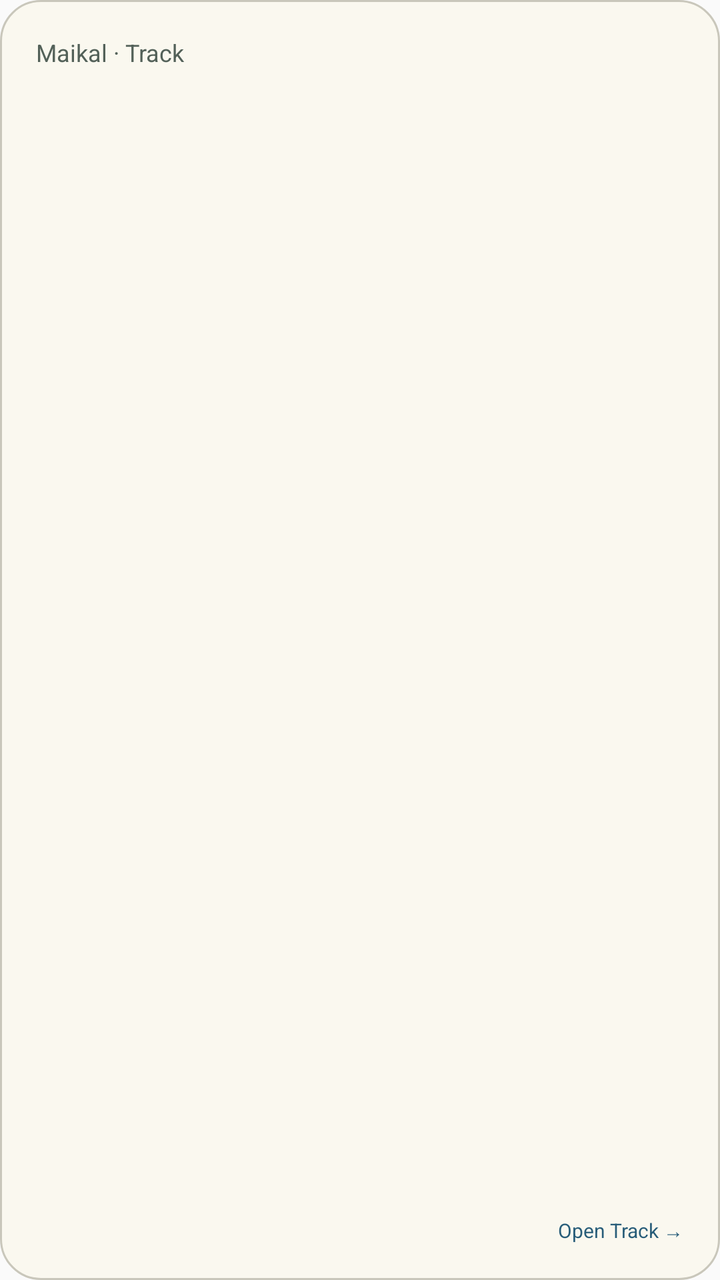
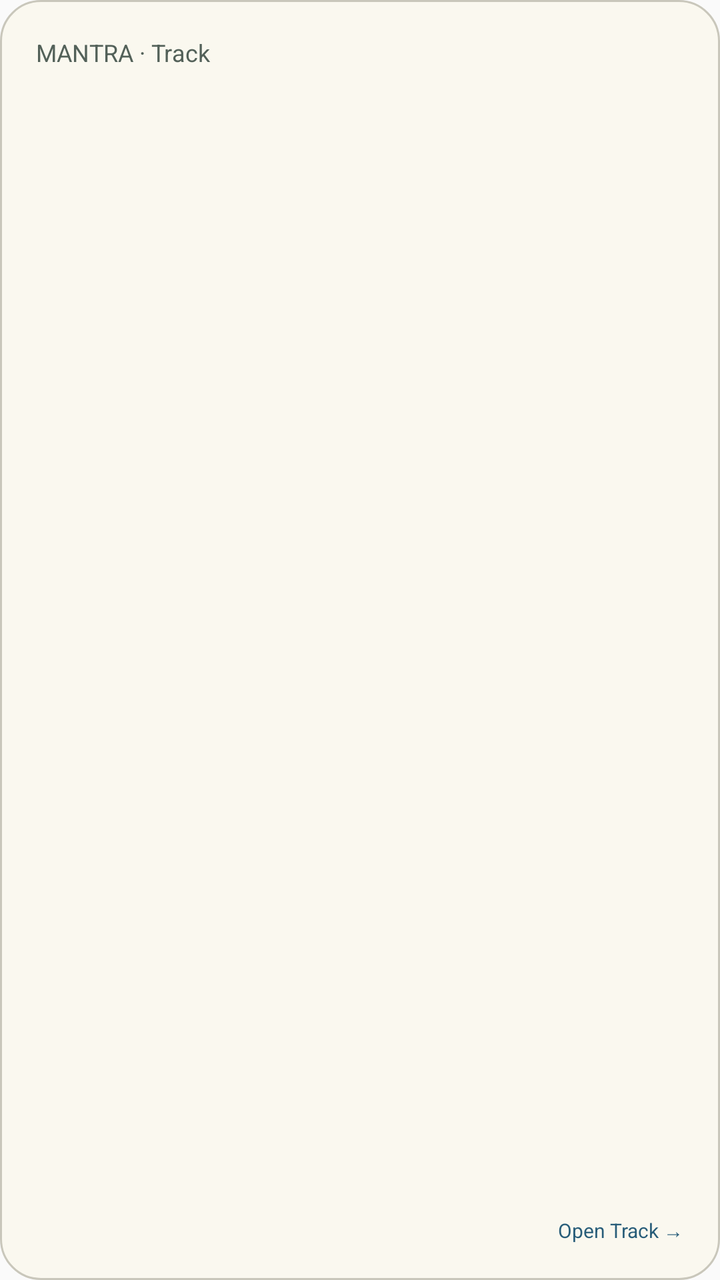

Before-and-after screenshots of an Android layout around one commit, followed by the original layout XML and the change that was made.
<!-- AndroidManifest.xml: application theme AppTheme -->
<!-- res/layout/widget_track.xml -->
<LinearLayout xmlns:android="http://schemas.android.com/apk/res/android" android:id="@+id/widget_track_card" android:layout_width="match_parent" android:layout_height="match_parent" android:orientation="vertical" android:background="@drawable/widget_paper" android:padding="18dp">
    <TextView android:layout_width="match_parent" android:layout_height="wrap_content" android:text="Maikal · Track" android:textColor="#536159" android:textSize="12sp" />
    <TextView android:id="@+id/widget_track_total" android:layout_width="match_parent" android:layout_height="wrap_content" android:layout_marginTop="7dp" android:textSize="32sp" android:textColor="#285D79" android:fontFamily="serif" android:maxLines="2" android:ellipsize="end" />
    <TextView android:id="@+id/widget_track_subtitle" android:layout_width="match_parent" android:layout_height="wrap_content" android:textSize="11sp" android:textColor="#72756E" />
    <TextView android:id="@+id/widget_track_apps" android:layout_width="match_parent" android:layout_height="0dp" android:layout_weight="1" android:layout_marginTop="10dp" android:textSize="12sp" android:textColor="#253439" android:lineSpacingExtra="7dp" android:maxLines="3" android:ellipsize="end" />
    <LinearLayout android:layout_width="match_parent" android:layout_height="wrap_content" android:orientation="horizontal" android:layout_marginTop="8dp">
        <TextView android:id="@+id/widget_track_updated" android:layout_width="0dp" android:layout_weight="1" android:layout_height="wrap_content" android:textColor="#72756E" android:textSize="10sp" />
        <TextView android:layout_width="wrap_content" android:layout_height="wrap_content" android:text="Open Track →" android:textColor="#285D79" android:textSize="10sp" />
    </LinearLayout>
</LinearLayout>
<!-- resources referenced by this layout -->
<resources>
  <!-- drawable widget_paper (drawable) -->
  <shape xmlns:android="http://schemas.android.com/apk/res/android">
      <solid android:color="#FAF8EF" />
      <corners android:radius="20dp" />
      <stroke android:width="1dp" android:color="#C9C7BB" />
  </shape>
  <style name="AppTheme" parent="Theme.AppCompat.Light.DarkActionBar">
          
          <item name="colorPrimary">@color/colorPrimary</item>
          <item name="colorPrimaryDark">@color/colorPrimaryDark</item>
          <item name="colorAccent">@color/colorAccent</item>
      </style>
</resources>

<!-- the commit's change to res/layout/widget_track.xml (unified diff, before → after) -->
@@ -1,10 +1,10 @@
 <LinearLayout xmlns:android="http://schemas.android.com/apk/res/android" android:id="@+id/widget_track_card" android:layout_width="match_parent" android:layout_height="match_parent" android:orientation="vertical" android:background="@drawable/widget_paper" android:padding="18dp">
-    <TextView android:layout_width="match_parent" android:layout_height="wrap_content" android:text="Maikal · Track" android:textColor="#536159" android:textSize="12sp" />
+    <TextView android:id="@+id/widget_track_theme_1" android:layout_width="match_parent" android:layout_height="wrap_content" android:text="MANTRA · Track" android:textColor="#536159" android:textSize="12sp" />
     <TextView android:id="@+id/widget_track_total" android:layout_width="match_parent" android:layout_height="wrap_content" android:layout_marginTop="7dp" android:textSize="32sp" android:textColor="#285D79" android:fontFamily="serif" android:maxLines="2" android:ellipsize="end" />
     <TextView android:id="@+id/widget_track_subtitle" android:layout_width="match_parent" android:layout_height="wrap_content" android:textSize="11sp" android:textColor="#72756E" />
     <TextView android:id="@+id/widget_track_apps" android:layout_width="match_parent" android:layout_height="0dp" android:layout_weight="1" android:layout_marginTop="10dp" android:textSize="12sp" android:textColor="#253439" android:lineSpacingExtra="7dp" android:maxLines="3" android:ellipsize="end" />
     <LinearLayout android:layout_width="match_parent" android:layout_height="wrap_content" android:orientation="horizontal" android:layout_marginTop="8dp">
         <TextView android:id="@+id/widget_track_updated" android:layout_width="0dp" android:layout_weight="1" android:layout_height="wrap_content" android:textColor="#72756E" android:textSize="10sp" />
-        <TextView android:layout_width="wrap_content" android:layout_height="wrap_content" android:text="Open Track →" android:textColor="#285D79" android:textSize="10sp" />
+        <TextView android:id="@+id/widget_track_theme_2" android:layout_width="wrap_content" android:layout_height="wrap_content" android:text="Open Track →" android:textColor="#285D79" android:textSize="10sp" />
     </LinearLayout>
 </LinearLayout>
